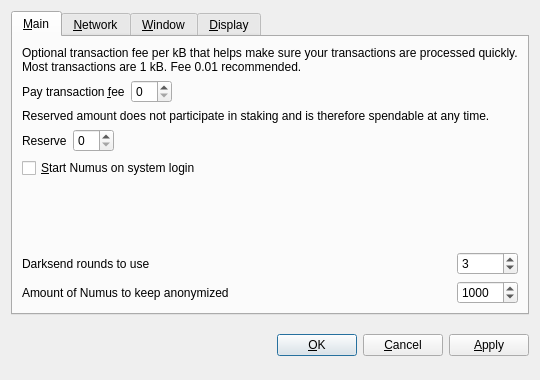
Old version of the form src/qt/forms/optionsdialog.ui in the repository newcopycoin/newcopycoin.
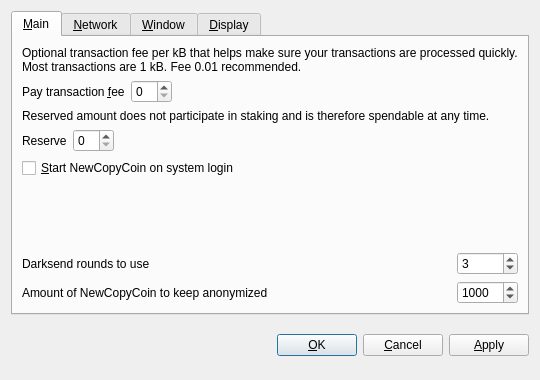
New version of the form. Custom widgets are drawn as their Qt base class.

Commit message: changes Numus -> NewCopyCoin

Patch:
```diff
--- a/src/qt/forms/optionsdialog.ui
+++ b/src/qt/forms/optionsdialog.ui
@@ -128,7 +128,7 @@
           <string>Automatically start Numus after logging in to the system.</string>
          </property>
          <property name="text">
-          <string>&amp;Start Numus on system login</string>
+          <string>&amp;Start NewCopyCoin on system login</string>
          </property>
         </widget>
        </item>
@@ -186,7 +186,7 @@
           <string notr="true"/>
          </property>
          <property name="text">
-          <string>Amount of Numus to keep anonymized</string>
+          <string>Amount of NewCopyCoin to keep anonymized</string>
          </property>
         </widget>
        </item>
```
Left out of the diff: 10 changed lines with no effect on the pictures. The commit also changes 166 other files.
